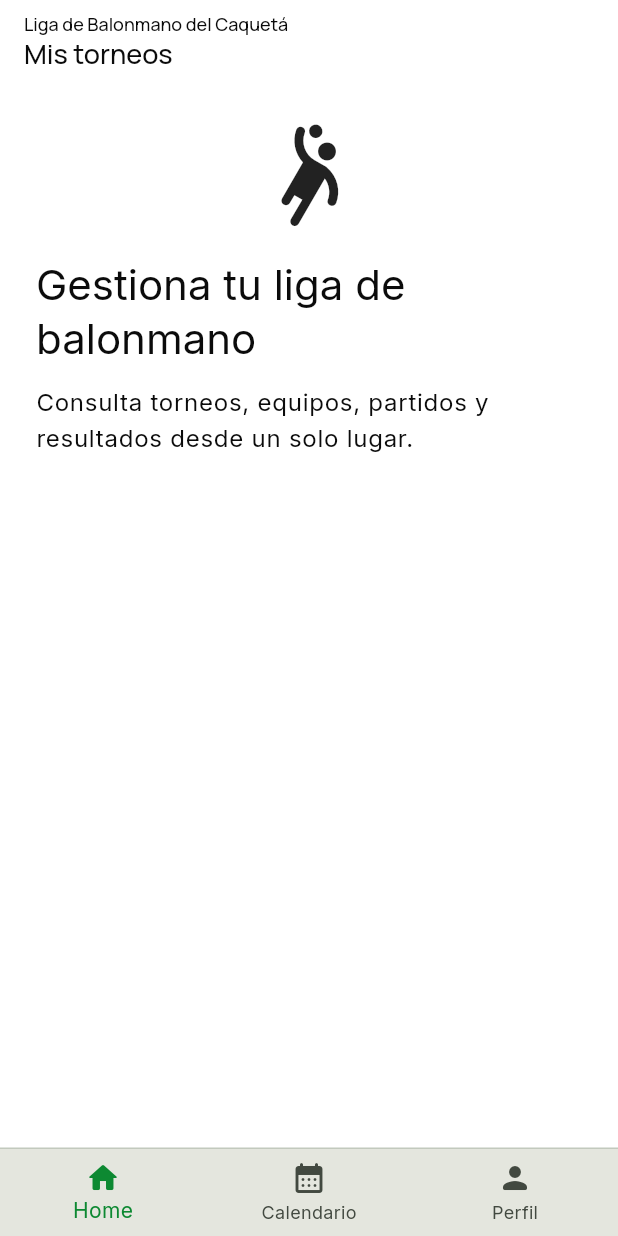
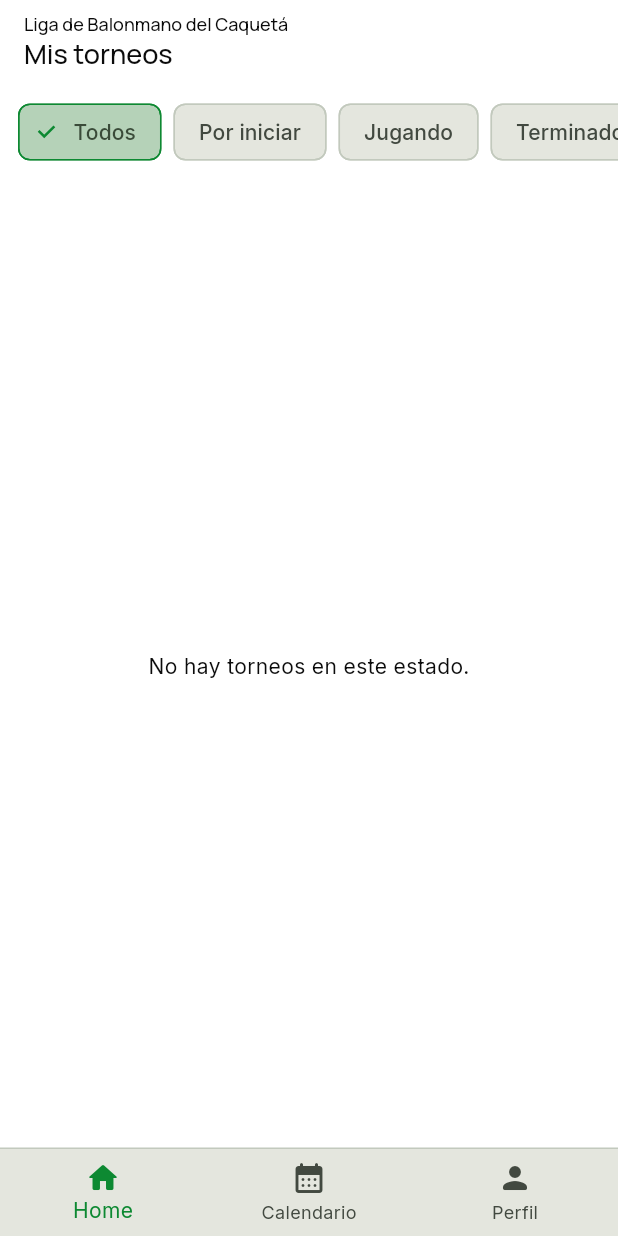
Before and after one commit to tatiana1104/handplay_demo, a Flutter app: the screen it shows once a user with an empty profile is signed in, on a phone screen of 412 x 824 dp. Run offline on Flutter 3.47's test engine with Material 3 defaults, Android fonts, the phone set to English and light mode, and no system bars; our stand-ins replace cloud_firestore, dartz, equatable, firebase_auth, firebase_core, flutter_bloc and 4 more; accounts and stored records are empty.

Commit message:
Add tournament status filters and ordering

```diff
--- a/lib/features/tournaments/presentation/screens/torneos_screen.dart
+++ b/lib/features/tournaments/presentation/screens/torneos_screen.dart
@@ -30,10 +30,11 @@ class TorneosScreen extends StatelessWidget {
         ),
         actions: [if (user != null) _CreateTournamentAction(userId: user.uid)],
       ),
-      bottomNavigationBar: AppBottomNavigationBar(selectedIndex: 0, isAuthenticated: user != null),
-      // Todos pueden consultar los torneos; el usuario autenticado conserva
-      // además el botón de creación si tiene el rol administrativo.
-      body: _PublicTournamentList(),
+      bottomNavigationBar: AppBottomNavigationBar(
+        selectedIndex: 0,
+        isAuthenticated: user != null,
+      ),
+      body: const _PublicTournamentList(),
     );
   }
 }
@@ -63,20 +64,144 @@ class _CreateTournamentAction extends StatelessWidget {
   }
 }
 
-class _PublicTournamentList extends StatelessWidget {
+enum _TournamentFilter { all, upcoming, playing, finished }
+
+class _PublicTournamentList extends StatefulWidget {
   const _PublicTournamentList();
+
+  @override
+  State<_PublicTournamentList> createState() => _PublicTournamentListState();
+}
+
+class _PublicTournamentListState extends State<_PublicTournamentList> {
+  _TournamentFilter _filter = _TournamentFilter.all;
 
   @override
   Widget build(BuildContext context) {
     return StreamBuilder<List<Tournament>>(
       stream: TournamentRepository().watchPublicTournaments(),
       builder: (context, snapshot) {
-        if (snapshot.hasError) return const _MessageCard(icon: Icons.lock_outline_rounded, message: 'No se pudieron cargar tus torneos.');
-        if (snapshot.connectionState == ConnectionState.waiting) return const Center(child: CircularProgressIndicator());
-        final tournaments = snapshot.data ?? const <Tournament>[];
-        if (tournaments.isEmpty) return const _PublicHomeContent();
-        return ListView.separated(padding: const EdgeInsets.fromLTRB(12, 12, 12, 24), itemCount: tournaments.length, separatorBuilder: (_, __) => const SizedBox(height: 10), itemBuilder: (context, index) => _TournamentCard(tournament: tournaments[index]));
+        if (snapshot.hasError) {
+          return const _MessageCard(
+            icon: Icons.lock_outline_rounded,
+            message: 'No se pudieron cargar tus torneos.',
+          );
+        }
+        if (snapshot.connectionState == ConnectionState.waiting) {
+          return const Center(child: CircularProgressIndicator());
+        }
+
+        final allTournaments = [...?snapshot.data];
+        final visibleTournaments = allTournaments
+            .where((tournament) => _matchesFilter(tournament, _filter))
+            .toList()
+          ..sort(_compareTournaments);
+
+        return Column(
+          children: [
+            _FilterBar(
+              selected: _filter,
+              onChanged: (filter) => setState(() => _filter = filter),
+            ),
+            Expanded(
+              child: visibleTournaments.isEmpty
+                  ? const _EmptyFilteredTournaments()
+                  : ListView.separated(
+                      padding: const EdgeInsets.fromLTRB(12, 4, 12, 24),
+                      itemCount: visibleTournaments.length,
+                      separatorBuilder: (_, __) => const SizedBox(height: 10),
+                      itemBuilder: (context, index) => _TournamentCard(
+                        tournament: visibleTournaments[index],
+                      ),
+                    ),
+            ),
+          ],
+        );
       },
+    );
+  }
+
+  bool _matchesFilter(Tournament tournament, _TournamentFilter filter) {
+    switch (filter) {
+      case _TournamentFilter.all:
+        return true;
+      case _TournamentFilter.upcoming:
+        return _statusOf(tournament) == _TournamentStatus.upcoming;
+      case _TournamentFilter.playing:
+        return _statusOf(tournament) == _TournamentStatus.playing;
+      case _TournamentFilter.finished:
+        return _statusOf(tournament) == _TournamentStatus.finished;
+    }
+  }
+
+  int _compareTournaments(Tournament a, Tournament b) {
+    final priority = {
+      _TournamentStatus.upcoming: 0,
+      _TournamentStatus.playing: 1,
+      _TournamentStatus.finished: 2,
+    };
+    final statusComparison = priority[_statusOf(a)]!.compareTo(priority[_statusOf(b)]!);
+    if (statusComparison != 0) return statusComparison;
+    return (a.startDate ?? DateTime(9999)).compareTo(b.startDate ?? DateTime(9999));
+  }
+}
+
+enum _TournamentStatus { upcoming, playing, finished }
+
+_TournamentStatus _statusOf(Tournament tournament) {
+  final status = tournament.status.trim().toLowerCase();
+  if (status == 'finished' || status == 'finalizado' || status == 'completed') {
+    return _TournamentStatus.finished;
+  }
+  if (status == 'active' || status == 'playing' || status == 'jugando' || status == 'en_curso') {
+    return _TournamentStatus.playing;
+  }
+  return _TournamentStatus.upcoming;
+}
+
+class _FilterBar extends StatelessWidget {
+  const _FilterBar({required this.selected, required this.onChanged});
+
+  final _TournamentFilter selected;
+  final ValueChanged<_TournamentFilter> onChanged;
+
+  @override
+  Widget build(BuildContext context) {
+    return SingleChildScrollView(
+      scrollDirection: Axis.horizontal,
+      padding: const EdgeInsets.fromLTRB(12, 8, 12, 12),
+      child: Row(
+        children: [
+          _FilterChip(label: 'Todos', selected: selected == _TournamentFilter.all, onTap: () => onChanged(_TournamentFilter.all)),
+          _FilterChip(label: 'Por iniciar', selected: selected == _TournamentFilter.upcoming, onTap: () => onChanged(_TournamentFilter.upcoming)),
+          _FilterChip(label: 'Jugando', selected: selected == _TournamentFilter.playing, onTap: () => onChanged(_TournamentFilter.playing)),
+          _FilterChip(label: 'Terminados', selected: selected == _TournamentFilter.finished, onTap: () => onChanged(_TournamentFilter.finished)),
+        ],
+      ),
+    );
+  }
+}
+
+class _FilterChip extends StatelessWidget {
+  const _FilterChip({required this.label, required this.selected, required this.onTap});
+
+  final String label;
+  final bool selected;
+  final VoidCallback onTap;
+
+  @override
+  Widget build(BuildContext context) {
+    final colors = Theme.of(context).colorScheme;
+    return Padding(
+      padding: const EdgeInsets.only(right: 8),
+      child: FilterChip(
+        label: Text(label),
+        selected: selected,
+        onSelected: (_) => onTap(),
+        selectedColor: colors.primary.withValues(alpha: .22),
+        checkmarkColor: colors.primary,
+        side: BorderSide(color: selected ? colors.primary : colors.outlineVariant),
+      ),
     );
   }
 }
@@ -87,15 +212,29 @@ class _PublicHomeContent extends StatelessWidget {
   @override
   Widget build(BuildContext context) {
     final textTheme = Theme.of(context).textTheme;
-    return ListView(padding: const EdgeInsets.all(24), children: [const Icon(Icons.sports_handball_rounded, size: 72), const SizedBox(height: 20), Text('Gestiona tu liga de balonmano', style: textTheme.headlineMedium), const SizedBox(height: 12), Text('Consulta torneos, equipos, partidos y resultados desde un solo lugar.', style: textTheme.bodyLarge)]);
+    return ListView(
+      padding: const EdgeInsets.all(24),
+      children: [
+        const Icon(Icons.sports_handball_rounded, size: 72),
+        const SizedBox(height: 20),
+        Text('Gestiona tu liga de balonmano', style: textTheme.headlineMedium),
+        const SizedBox(height: 12),
+        Text('Consulta torneos, equipos, partidos y resultados desde un solo lugar.', style: textTheme.bodyLarge),
+      ],
+    );
   }
 }
 
-class _EmptyTournaments extends StatelessWidget {
-  const _EmptyTournaments();
+class _EmptyFilteredTournaments extends StatelessWidget {
+  const _EmptyFilteredTournaments();
 
   @override
-  Widget build(BuildContext context) => const Center(child: Padding(padding: EdgeInsets.all(24), child: Text('Aún no tienes torneos registrados.')));
+  Widget build(BuildContext context) => const Center(
+        child: Padding(
+          padding: EdgeInsets.all(24),
+          child: Text('No hay torneos en este estado.'),
+        ),
+      );
 }
 
 class _TournamentCard extends StatelessWidget {
@@ -105,11 +244,15 @@ class _TournamentCard extends StatelessWidget {
 
   @override
   Widget build(BuildContext context) {
-    final isActive = tournament.status == 'active';
-    final progress = isActive ? .45 : .05;
+    final status = _statusOf(tournament);
+    final isPlaying = status == _TournamentStatus.playing;
+    final isFinished = status == _TournamentStatus.finished;
+    final label = isFinished ? 'terminado' : isPlaying ? 'jugando' : 'por iniciar';
+    final progress = isFinished ? 1.0 : isPlaying ? .45 : .05;
     final dateLabel = tournament.startDate == null
         ? 'Fecha de inicio pendiente'
-        : 'Inicia: ${tournament.startDate!.day.toString().padLeft(2, '0')}/${tournament.startDate!.month.toString().padLeft(2, '0')}/${tournament.startDate!.year}';
+        : '${isFinished ? 'Finalizó' : 'Inicia'}: ${tournament.startDate!.day.toString().padLeft(2, '0')}/${tournament.startDate!.month.toString().padLeft(2, '0')}/${tournament.startDate!.year}';
+
     return Card(
       child: Padding(
         padding: const EdgeInsets.all(14),
@@ -117,10 +260,10 @@ class _TournamentCard extends StatelessWidget {
           crossAxisAlignment: CrossAxisAlignment.start,
           children: [
             Row(children: [
-              Icon(isActive ? Icons.star_rounded : Icons.star_border_rounded, size: 18),
+              Icon(isPlaying ? Icons.star_rounded : Icons.star_border_rounded, size: 18),
               const SizedBox(width: 8),
               Expanded(child: Text(tournament.name.isEmpty ? 'Torneo sin nombre' : tournament.name, style: Theme.of(context).textTheme.titleMedium)),
-              _StatusPill(label: isActive ? 'en curso' : 'por iniciar', active: isActive),
+              _StatusPill(label: label, status: status),
             ]),
             const SizedBox(height: 6),
             Text('${tournament.format} · ${tournament.teamLimit} equipos', style: Theme.of(context).textTheme.bodySmall),
@@ -136,13 +279,27 @@ class _TournamentCard extends StatelessWidget {
 }
 
 class _StatusPill extends StatelessWidget {
-  const _StatusPill({required this.label, required this.active});
+  const _StatusPill({required this.label, required this.status});
 
   final String label;
-  final bool active;
+  final _TournamentStatus status;
 
   @override
-  Widget build(BuildContext context) => DecoratedBox(decoration: BoxDecoration(color: active ? Colors.green.withValues(alpha: .18) : Colors.amber.withValues(alpha: .18), borderRadius: BorderRadius.circular(6)), child: Padding(padding: const EdgeInsets.symmetric(horizontal: 8, vertical: 4), child: Text(label, style: TextStyle(fontSize: 11, color: active ? Colors.green : Colors.amber))));
+  Widget build(BuildContext context) {
+    final colors = Theme.of(context).colorScheme;
+    final color = status == _TournamentStatus.playing
+        ? Colors.green
+        : status == _TournamentStatus.finished
+            ? colors.onSurfaceVariant
+            : Colors.amber;
+    return DecoratedBox(
+      decoration: BoxDecoration(color: color.withValues(alpha: .18), borderRadius: BorderRadius.circular(6)),
+      child: Padding(
+        padding: const EdgeInsets.symmetric(horizontal: 8, vertical: 4),
+        child: Text(label, style: TextStyle(fontSize: 11, color: color)),
+      ),
+    );
+  }
 }
 
 class _MessageCard extends StatelessWidget {
```
Also changed, not shown: 1 other file.
